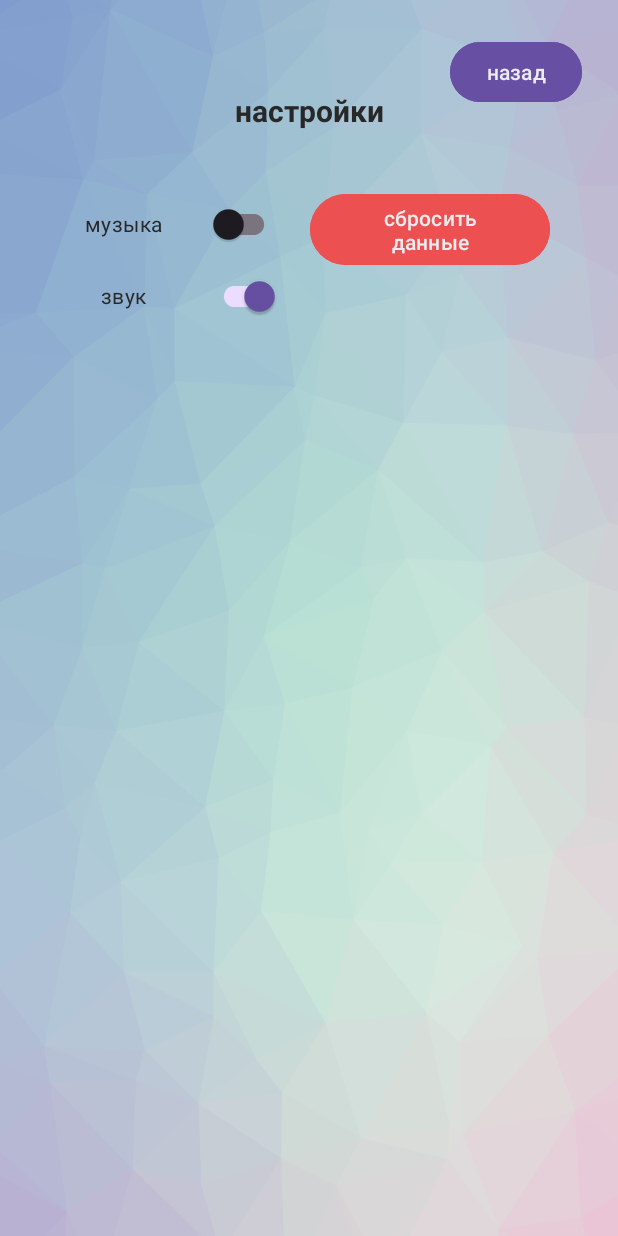
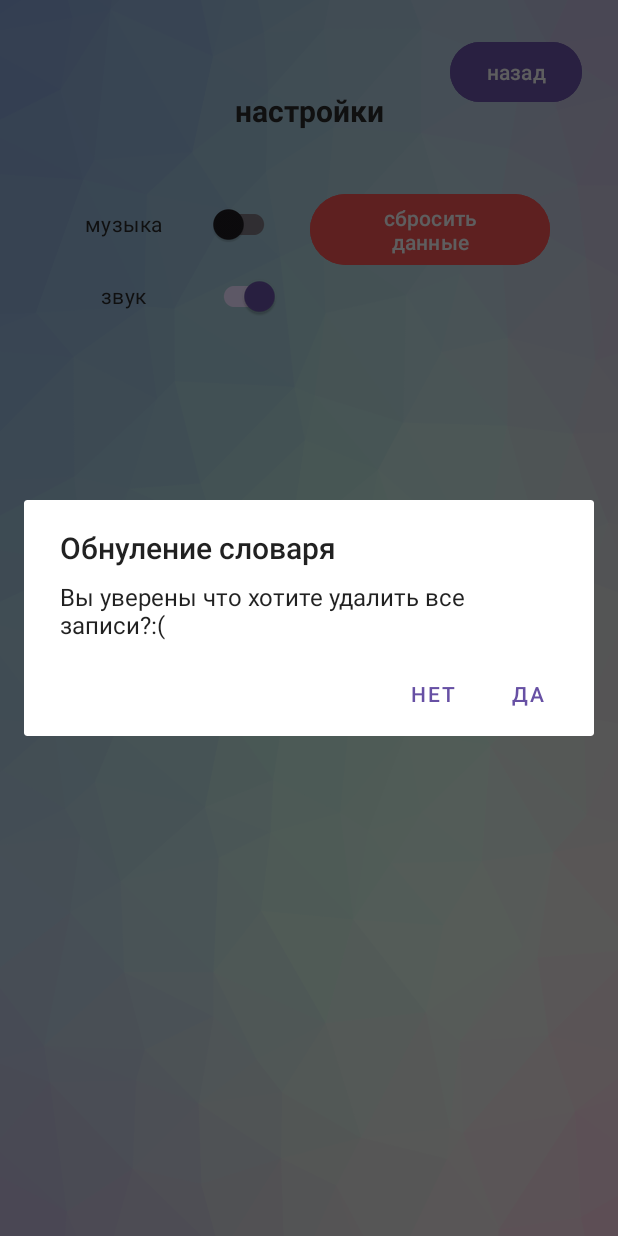
Before and after one commit to Klasavchik228/IT-learning, an Android app: the Settings_Activity screen opened directly, with no data from a screen before it, after a tap on "сбросить данные", on a phone screen of 412 x 824 dp. Run offline under Robolectric (Android 15) with nearby library versions, the phone set to English and light mode, and no system bars; Roboto replaces fonts that are not available here; 1 other tap on this screen came first.

Commit message:
added dialog boxes when deleting and formatting

```diff
--- a/app/src/main/java/com/example/itlearning/Settings_Activity.java
+++ b/app/src/main/java/com/example/itlearning/Settings_Activity.java
@@ -1,5 +1,7 @@
 package com.example.itlearning;
 
+import android.app.AlertDialog;
+import android.content.DialogInterface;
 import android.content.Intent;
 import android.content.SharedPreferences;
 import android.media.MediaPlayer;
@@ -72,8 +74,25 @@ public class Settings_Activity extends AppCompatActivity {
         finish();
     }
     public void onClickDelete(View v){
-        DataBaseHandler db = new DataBaseHandler(this);
-        db.deleteOllTerm();
-        Toast.makeText(this,"Словарь очищен", Toast.LENGTH_SHORT).show();
+        AlertDialog.Builder builder = new AlertDialog.Builder(Settings_Activity.this);
+        builder.setTitle("Обнуление словаря")
+                .setMessage("Вы уверены что хотите удалить все записи?:(")
+                .setCancelable(false)
+                .setPositiveButton("да", new DialogInterface.OnClickListener() {
+                    @Override
+                    public void onClick(DialogInterface dialog, int which) {
+                        DataBaseHandler db = new DataBaseHandler(Settings_Activity.this);
+                        db.deleteOllTerm();
+                        Toast.makeText(Settings_Activity.this,"Словарь очищен", Toast.LENGTH_SHORT).show();
+                    }
+                }).setNegativeButton("нет", new DialogInterface.OnClickListener() {
+                    @Override
+                    public void onClick(DialogInterface dialog, int which) {
+                        dialog.cancel();
+                    }
+                }).show();
+
+
+
     }
 }
```
Also changed, not shown: app/src/main/java/com/example/itlearning/Term_activity.java (+22 -9 lines).
